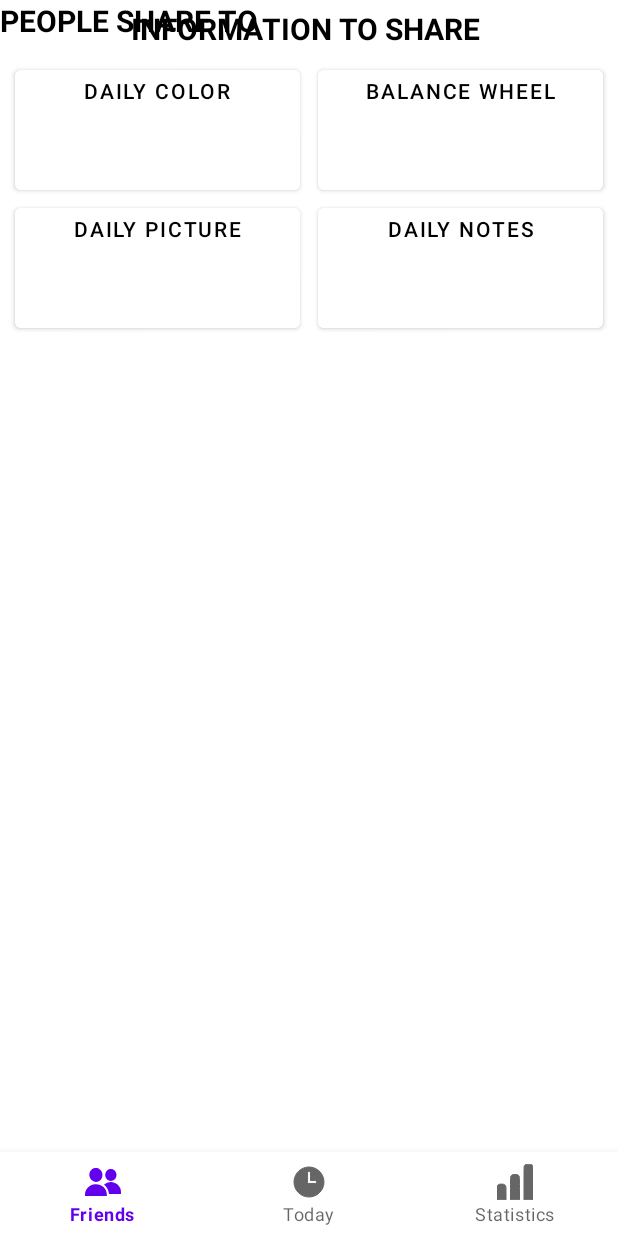
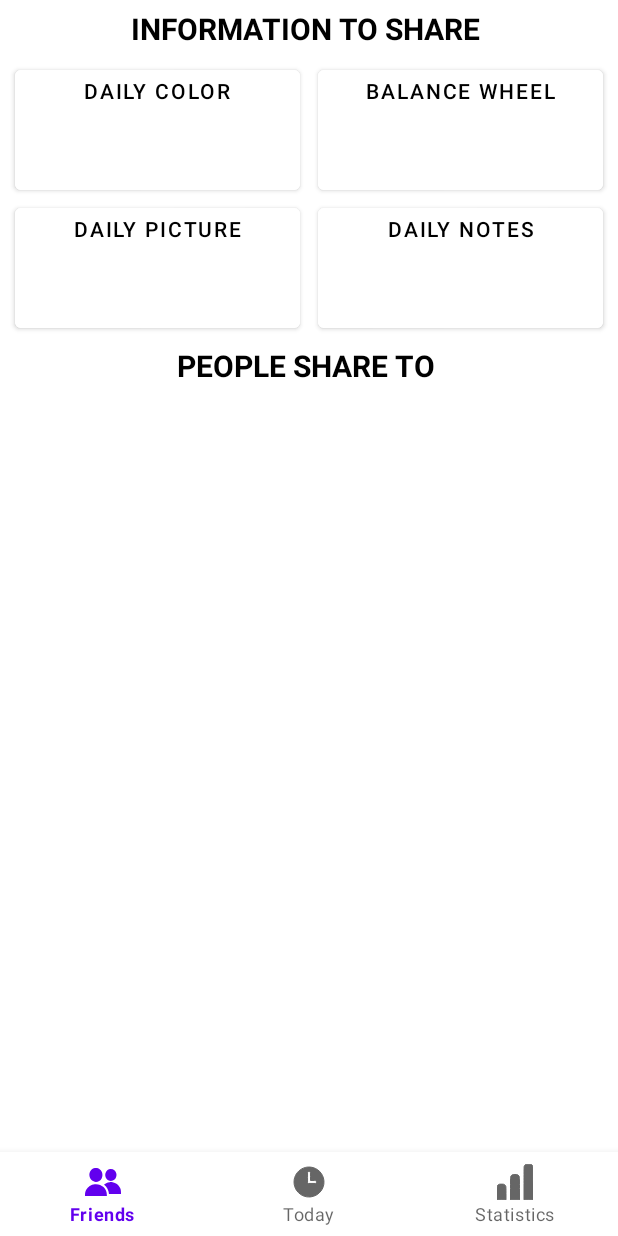
Before and after one commit to margharitasaweliewa/Mood_tracker, an Android app: the layout sharing.xml on its own in the app's theme, with its tools: preview values and no code run, on a phone screen of 412 x 824 dp. Run offline under Robolectric (Android 15) with nearby library versions, the phone set to English and light mode, and no system bars.

```diff
--- a/app/src/main/res/layout/sharing.xml
+++ b/app/src/main/res/layout/sharing.xml
@@ -23,7 +23,7 @@
         android:layout_marginStart="87dp"
         android:layout_marginTop="5dp"
         android:fontFamily="sans-serif"
-        android:text="TextView"
+        android:text="@string/information_to_share"
         android:textColor="#000000"
         android:textSize="20sp"
         android:textStyle="bold"
@@ -35,12 +35,14 @@
         android:id="@+id/people_share_to"
         android:layout_width="wrap_content"
         android:layout_height="wrap_content"
-        android:text="TextView"
+        android:layout_marginStart="118dp"
+        android:layout_marginTop="5dp"
+        android:text="@string/people_share_to"
         android:textColor="#000000"
         android:textSize="20sp"
         android:textStyle="bold"
-        tools:layout_editor_absoluteX="118dp"
-        tools:layout_editor_absoluteY="236dp"
+        app:layout_constraintStart_toStartOf="parent"
+        app:layout_constraintTop_toBottomOf="@+id/button_picture"
         tools:text="@string/people_share_to" />
 
     <Button
--- a/app/src/main/res/values/colors.xml
+++ b/app/src/main/res/values/colors.xml
@@ -9,4 +9,5 @@
     <color name="white">#FFFFFFFF</color>
     <color name="sharing_button">#FF370012</color>
     <color name="notactivebuttoncolor">#FF3700B4</color>
+    <color name="activebuttoncolor">#FFFFFFFF</color>
 </resources>
```
Also changed, not shown: 17 other files.
